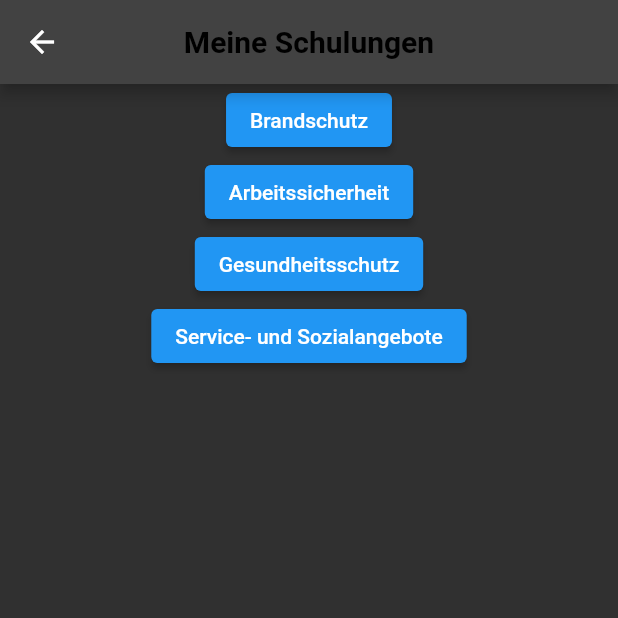
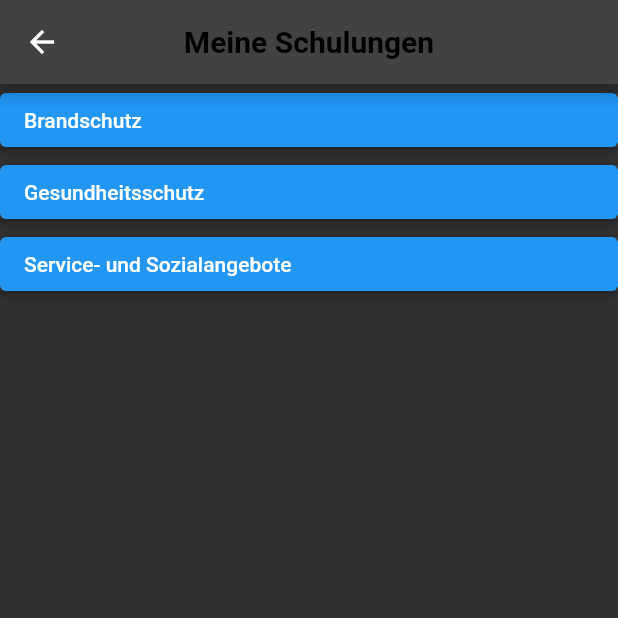
Before and after one commit to amyoe/project_moc, a Flutter app: the ComplianceOverview screen opened directly, on a phone screen of 412 x 824 dp, the top half of it. Run offline on Flutter 3.47's test engine with Material 2 defaults, Android fonts, the phone set to English and light mode, and no system bars; our stand-ins replace font_awesome_flutter; Roboto replaces fonts that are missing (Georgia).

Commit message:
ComplianceMenü

```diff
--- a/lib/layout/Compliance Schulungen.dart
+++ b/lib/layout/Compliance Schulungen.dart
@@ -4,8 +4,22 @@ import 'package:flutter/material.dart';
 import 'package:project_moc/layout/games.dart';
 
 
-class ComplianceOverview extends StatelessWidget {
+class ComplianceOverview extends StatefulWidget {
   const ComplianceOverview({Key? key}) : super (key: key);
+
+  @override
+  State<ComplianceOverview> createState() => _ComplianceOverviewState();
+}
+
+class _ComplianceOverviewState extends State<ComplianceOverview> {
+
+  int brandschutzLevel = 0;
+  int sozialLevel = 0;
+  int gesundheitsLevel = 0;
+  int maxBrandschutzLevel = 0;
+  int maxSozialLevel = 0;
+  int maxGesundheitsLevel = 0;
+
 
   @override
     Widget build(BuildContext context) {
@@ -23,7 +37,10 @@ class ComplianceOverview extends StatelessWidget {
                         builder: (context) => const GamesChoice()),
                   );
                 },
-                child: const Text("Brandschutz"),
+                child: Align(
+                  alignment: Alignment.centerLeft,
+                  child: const Text("Brandschutz"),
+                )
             ),
             ElevatedButton(
               onPressed: () {
@@ -33,7 +50,10 @@ class ComplianceOverview extends StatelessWidget {
                       builder: (context) => const GamesChoice()),
                 );
               },
-              child: const Text("Arbeitssicherheit"),
+                child: Align(
+                  alignment: Alignment.centerLeft,
+                  child: const Text("Gesundheitsschutz"),
+                ),
             ),
             ElevatedButton(
               onPressed: () {
@@ -43,17 +63,10 @@ class ComplianceOverview extends StatelessWidget {
                       builder: (context) => const GamesChoice()),
                 );
               },
-              child: const Text("Gesundheitsschutz"),
-            ),
-            ElevatedButton(
-              onPressed: () {
-                Navigator.push(
-                  context,
-                  MaterialPageRoute(
-                      builder: (context) => const GamesChoice()),
-                );
-              },
-              child: const Text("Service- und Sozialangebote"),
+              child: Align(
+                alignment: Alignment.centerLeft,
+                child: const Text("Service- und Sozialangebote"),
+              ),
             ),
           ],
     ),
```
Also changed, not shown: lib/layout/BrandschutzMenu.dart (added, +17 -0 lines).
